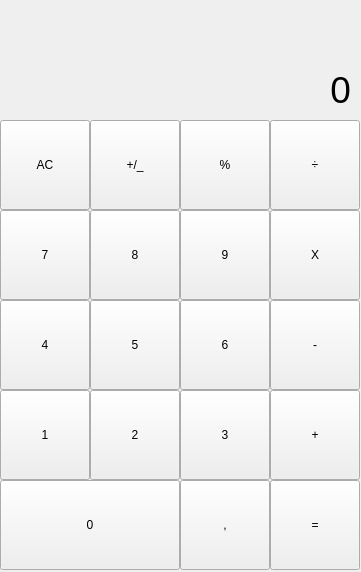
The window that interface.ui (Prof-Rayner/Calculadora-IPhone) describes before a commit, drawn with Qt 5.
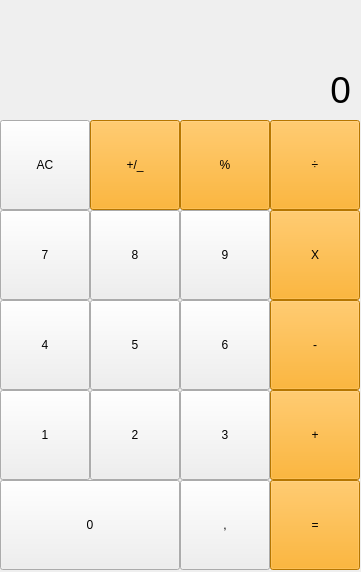
The same window after the commit. Icons and pictures are not drawn.

Commit message: Ultimas Alterações

Patch:
```diff
--- a/interface.ui
+++ b/interface.ui
@@ -71,6 +71,9 @@
       <height>90</height>
      </rect>
     </property>
+    <property name="styleSheet">
+     <string notr="true">background-color: orange;</string>
+    </property>
     <property name="text">
      <string>-</string>
     </property>
@@ -103,6 +106,9 @@
       <height>90</height>
      </rect>
     </property>
+    <property name="styleSheet">
+     <string notr="true">background-color: orange;</string>
+    </property>
     <property name="text">
      <string>+</string>
     </property>
@@ -151,6 +157,9 @@
       <height>90</height>
      </rect>
     </property>
+    <property name="styleSheet">
+     <string notr="true">background-color: orange;</string>
+    </property>
     <property name="text">
      <string>=</string>
     </property>
@@ -199,6 +208,9 @@
       <height>90</height>
      </rect>
     </property>
+    <property name="styleSheet">
+     <string notr="true">background-color: orange;</string>
+    </property>
     <property name="text">
      <string>X</string>
     </property>
@@ -279,6 +291,9 @@
       <height>90</height>
      </rect>
     </property>
+    <property name="styleSheet">
+     <string notr="true">background-color: orange;</string>
+    </property>
     <property name="text">
      <string>÷</string>
     </property>
@@ -295,6 +310,9 @@
       <height>90</height>
      </rect>
     </property>
+    <property name="styleSheet">
+     <string notr="true">background-color: orange;</string>
+    </property>
     <property name="text">
      <string>+/_</string>
     </property>
@@ -308,6 +326,9 @@
       <height>90</height>
      </rect>
     </property>
+    <property name="styleSheet">
+     <string notr="true">background-color: orange;</string>
+    </property>
     <property name="text">
      <string>%</string>
     </property>
```
Left out of the diff: 6 changed lines with no effect on the pictures. The commit also changes 2 other files.
